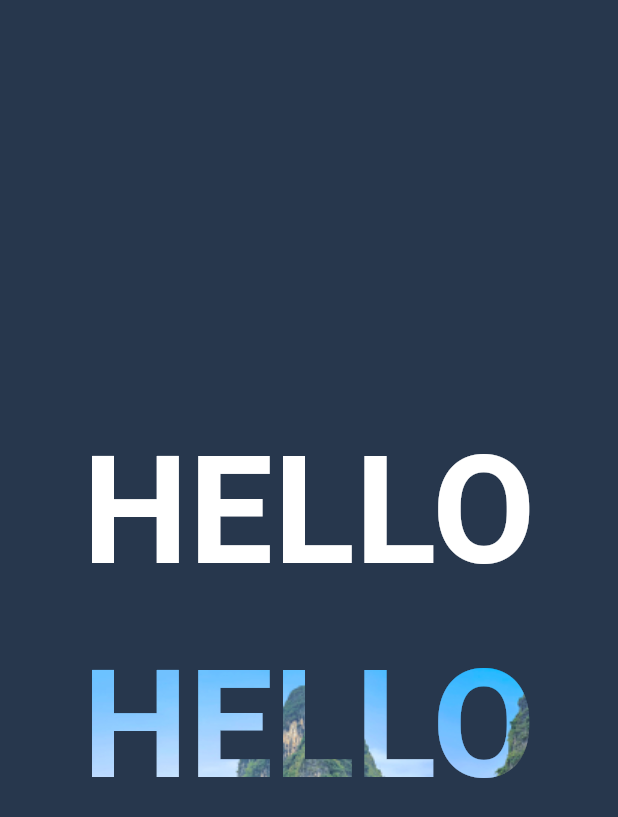
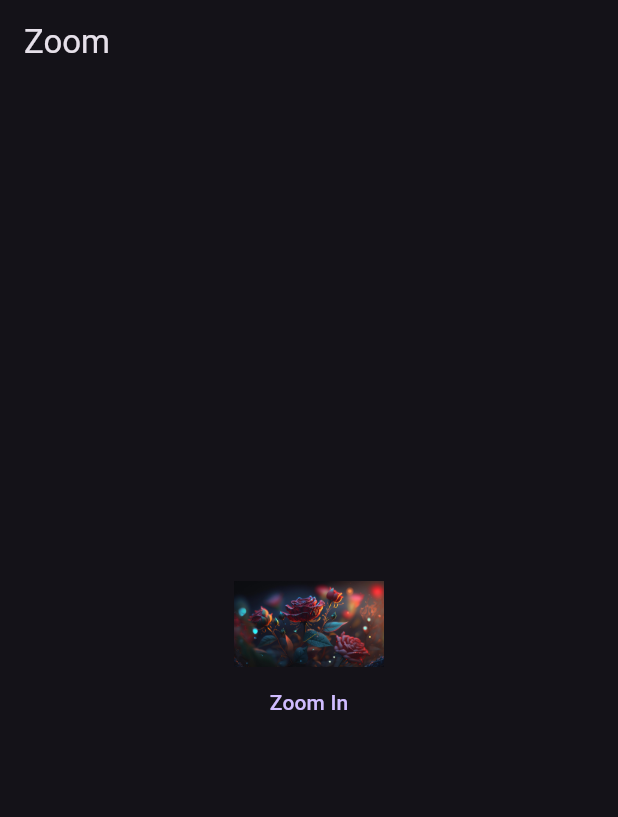
Before and after one commit to aliappdevelop/flutter_samples, a Flutter app: the screen it shows after launch, on a phone screen of 412 x 824 dp. Shown: the top 817 px of the screen. Run offline on Flutter 3.47's test engine with Material 3 defaults, Android fonts, the phone set to English and light mode, and no system bars; our stand-ins replace slide_to_act.

Commit message:
Zoom in zoom out animation

```diff
--- a/lib/main.dart
+++ b/lib/main.dart
@@ -21,7 +21,7 @@ class MyApp extends StatelessWidget {
       ),
       debugShowCheckedModeBanner: false,
       themeMode: ThemeMode.dark,
-      home: const MaskText(),
+      home: const ZoomView(),
     );
   }
 }
--- a/lib/mask_text/mask_text.dart
+++ b/lib/mask_text/mask_text.dart
@@ -14,15 +14,6 @@ class MaskText extends StatelessWidget {
         child: Column(
           mainAxisAlignment: MainAxisAlignment.center,
           children: [
-            //AssetImage('assets/images/tech.jpg'),
-            Text(
-              'HELLO',
-              style: TextStyle(
-                fontSize: 100,
-                fontWeight: FontWeight.bold,
-                color: Colors.white,
-              ),
-            ),
             MaskedImage(
               image: AssetImage('assets/images/nature_1.jpg'),
               child: Text(
--- /dev/null
+++ b/lib/zoom_view/zoom_view.dart
@@ -0,0 +1,58 @@
+import 'package:flutter/material.dart';
+
+const defaultWidth = 100.0;
+
+class ZoomView extends StatefulWidget {
+  const ZoomView({super.key});
+
+  @override
+  State<ZoomView> createState() => _ZoomViewState();
+}
+
+class _ZoomViewState extends State<ZoomView> {
+  var _isZoomIn = false;
+  var _buttonTitle = 'Zoom In';
+
+  var _width = defaultWidth;
+  var _curve = Curves.bounceOut;
+
+  @override
+  Widget build(BuildContext context) {
+    return Scaffold(
+      appBar: AppBar(
+        title: const Text('Zoom'),
+      ),
+      body: Column(
+        mainAxisAlignment: MainAxisAlignment.center,
+        children: [
+          Row(
+            mainAxisAlignment: MainAxisAlignment.center,
+            children: [
+              AnimatedContainer(
+                duration: const Duration(
+                  milliseconds: 370,
+                ),
+                curve: _curve, //Remove if no animation required.
+                width: _width,
+                child: Image.asset('assets/images/nature.jpg'),
+              ),
+            ],
+          ),
+          TextButton(
+            onPressed: () {
+              setState(() {
+                _isZoomIn = !_isZoomIn;
+                _buttonTitle = _isZoomIn ? 'Zoom Out' : 'Zoom In';
+                _width = _isZoomIn ? MediaQuery.of(context).size.width : defaultWidth;
+                _curve = _isZoomIn ? Curves.bounceInOut : Curves.bounceOut;
+              });
+            },
+            child: Text(
+              _buttonTitle,
+            ),
+          ),
+        ],
+      ),
+    );
+  }
+}
```
Also changed, not shown: assets/images/nature.jpg (added).
